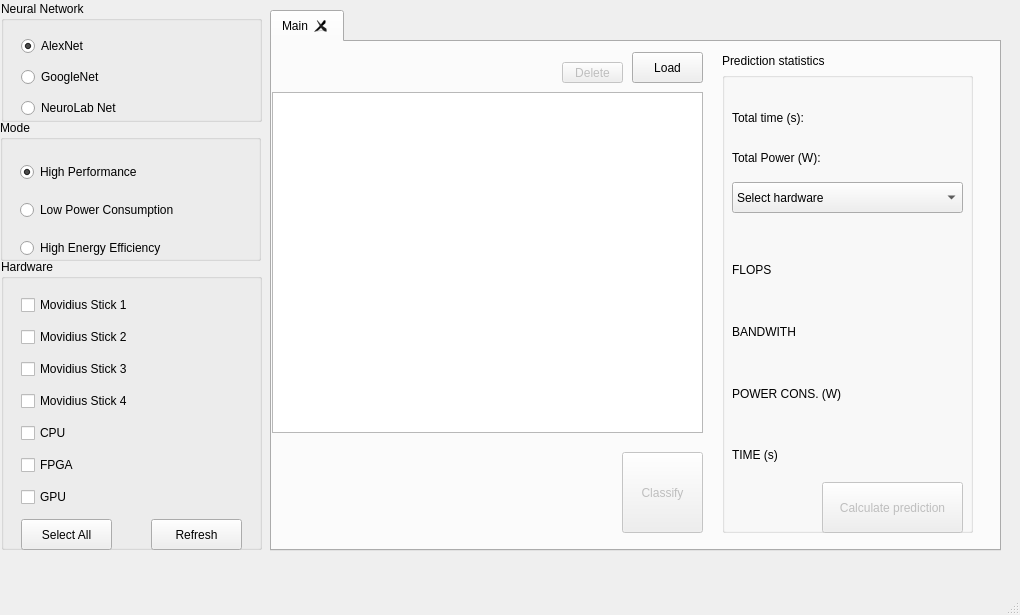
Qt form ViewModule/MainWindow.ui (marcobasmaji/NeuroLab) before a commit.
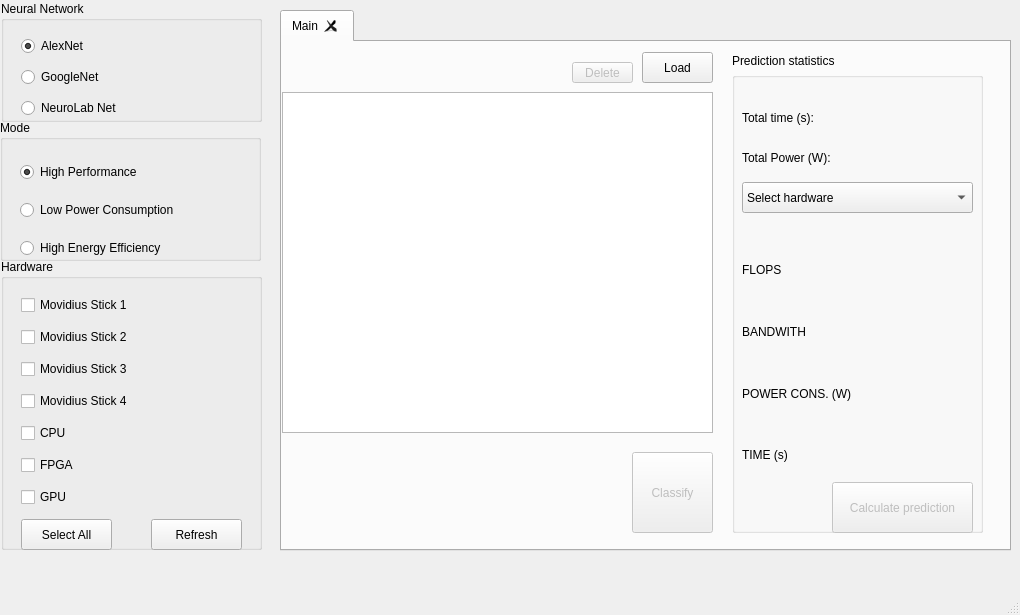
The same form after that commit.

Commit message: gui created, fuctionality missing

What changed in the file:
```diff
--- a/ViewModule/MainWindow.ui
+++ b/ViewModule/MainWindow.ui
@@ -17,6 +17,9 @@
    <string>MainWindow</string>
   </property>
   <widget class="QWidget" name="centralwidget">
+   <property name="enabled">
+    <bool>true</bool>
+   </property>
    <widget class="QGroupBox" name="NeuralNetOptions">
     <property name="geometry">
      <rect>
@@ -121,7 +124,7 @@
     </property>
     <property name="geometry">
      <rect>
-      <x>270</x>
+      <x>280</x>
       <y>10</y>
       <width>731</width>
       <height>541</height>
@@ -563,23 +566,23 @@
        </property>
       </widget>
      </item>
-     <item>
-      <widget class="QPushButton" name="topologyMenu">
-       <property name="enabled">
-        <bool>false</bool>
-       </property>
-       <property name="text">
-        <string>Training Menu</string>
-       </property>
-      </widget>
-     </item>
      <item>
       <widget class="QPushButton" name="trainMenu">
        <property name="enabled">
+        <bool>true</bool>
+       </property>
+       <property name="text">
+        <string>Train Neural Network</string>
+       </property>
+      </widget>
+     </item>
+     <item>
+      <widget class="QPushButton" name="topologyMenu">
+       <property name="enabled">
         <bool>false</bool>
        </property>
        <property name="text">
-        <string>View Network Topology</string>
+        <string>See Topology</string>
        </property>
       </widget>
      </item>
```
The commit also changes 6 other files.
